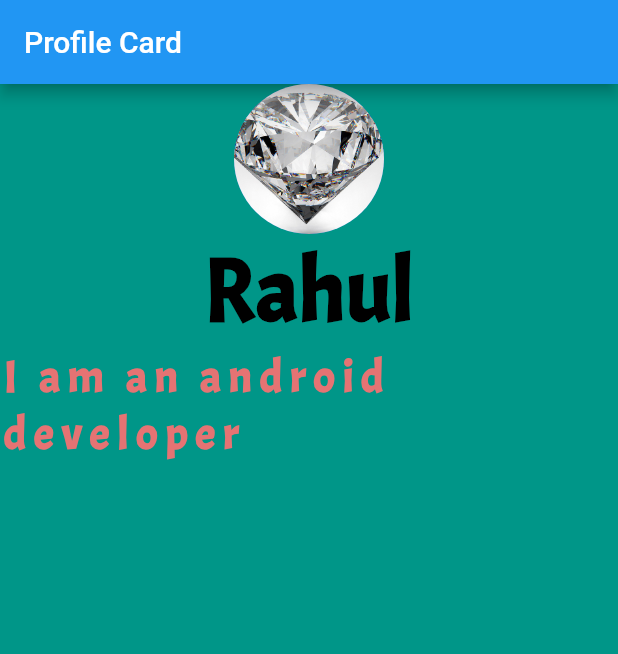
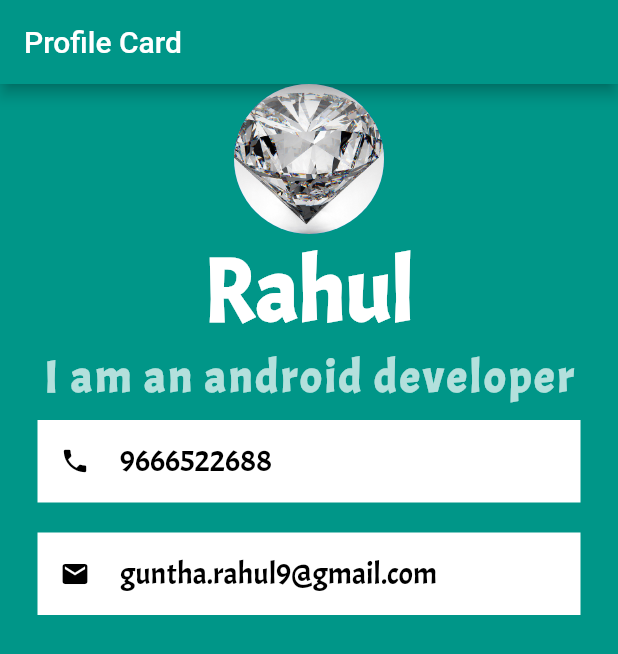
Before and after one commit to guntharahul/Flutter-ProfileCard, a Flutter app: the screen it shows after launch, on a phone screen of 412 x 824 dp. Shown: the top 654 px of the screen. Run offline on Flutter 3.47's test engine with Material 2 defaults, Android fonts, the phone set to English and light mode, and no system bars.

Commit message:
using a container for email and phone

```diff
--- a/lib/main.dart
+++ b/lib/main.dart
@@ -13,6 +13,7 @@ class MyApp extends StatelessWidget {
       home: Scaffold(
           appBar: AppBar(
             title: new Text("Profile Card"),
+            backgroundColor: Colors.teal,
           ),
           backgroundColor: Colors.teal,
           body: SafeArea(
@@ -25,7 +26,7 @@ class MyApp extends StatelessWidget {
                 Text(
                   'Rahul',
                   style: TextStyle(
-                      color: Colors.black,
+                      color: Colors.white,
                       fontSize: 60.0,
                       fontWeight: FontWeight.bold,
                       fontFamily: 'Acme'),
@@ -33,11 +34,61 @@ class MyApp extends StatelessWidget {
                 Text(
                   'I am an android developer',
                   style: TextStyle(
-                      color: Colors.red.shade300,
+                      color: Colors.white70,
                       fontFamily: 'Acme',
                       fontSize: 30.0,
                       fontWeight: FontWeight.bold,
-                      letterSpacing: 5.0),
+                      letterSpacing: 2.0),
+                ),
+                Container(
+                  padding: EdgeInsets.all(15.0),
+                  color: Colors.white,
+                  margin:
+                      EdgeInsets.symmetric(vertical: 10.0, horizontal: 25.0),
+                  child: Row(
+                    children: <Widget>[
+                      Icon(
+                        Icons.phone,
+                        size: 20.0,
+                        color: Colors.black,
+                      ),
+                      SizedBox(
+                        width: 20.0,
+                      ),
+                      Text(
+                        '9666522688',
+                        style: TextStyle(
+                            color: Colors.black,
+                            fontFamily: 'Acme',
+                            fontSize: 20.0),
+                      )
+                    ],
+                  ),
+                ),
+                Container(
+                  padding: EdgeInsets.all(15.0),
+                  color: Colors.white,
+                  margin:
+                      EdgeInsets.symmetric(vertical: 10.0, horizontal: 25.0),
+                  child: Row(
+                    children: <Widget>[
+                      Icon(
+                        Icons.email,
+                        size: 20.0,
+                        color: Colors.black,
+                      ),
+                      SizedBox(
+                        width: 20.0,
+                      ),
+                      Text(
+                        'guntha.rahul9@gmail.com',
+                        style: TextStyle(
+                            color: Colors.black,
+                            fontFamily: 'Acme',
+                            fontSize: 20.0),
+                      )
+                    ],
+                  ),
                 )
               ],
             ),
```
